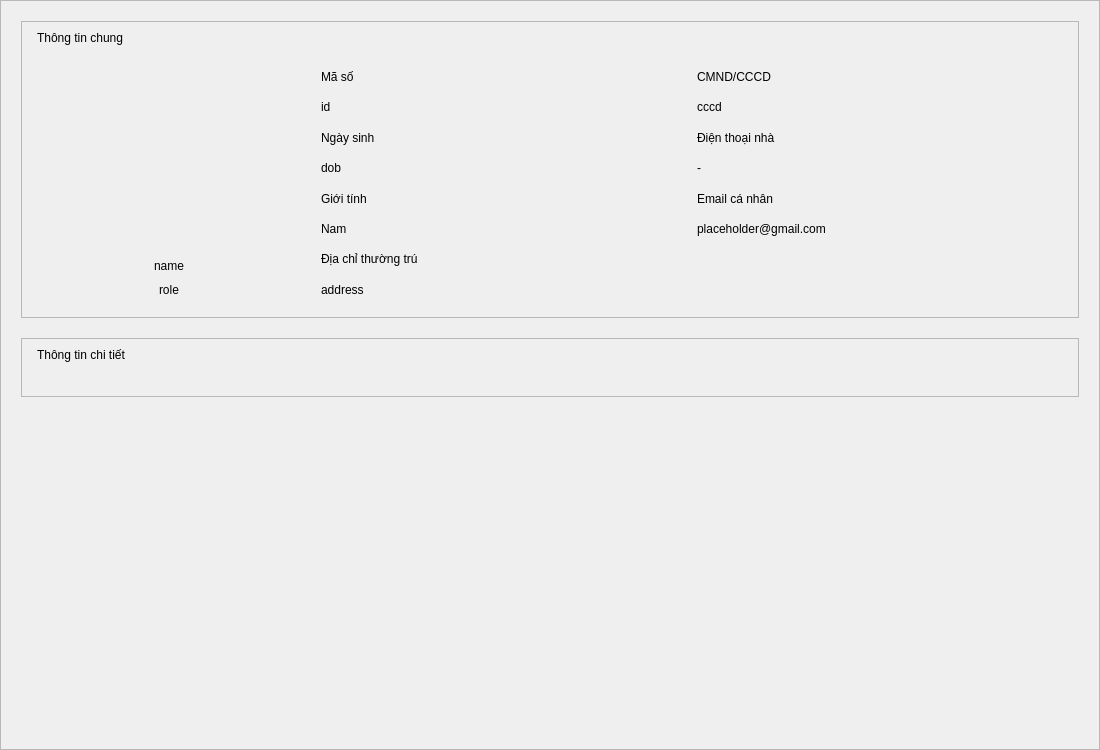
Qt form src/view/Profile_View.ui (vttaan/OOP---Management-Application-Project) before a commit.
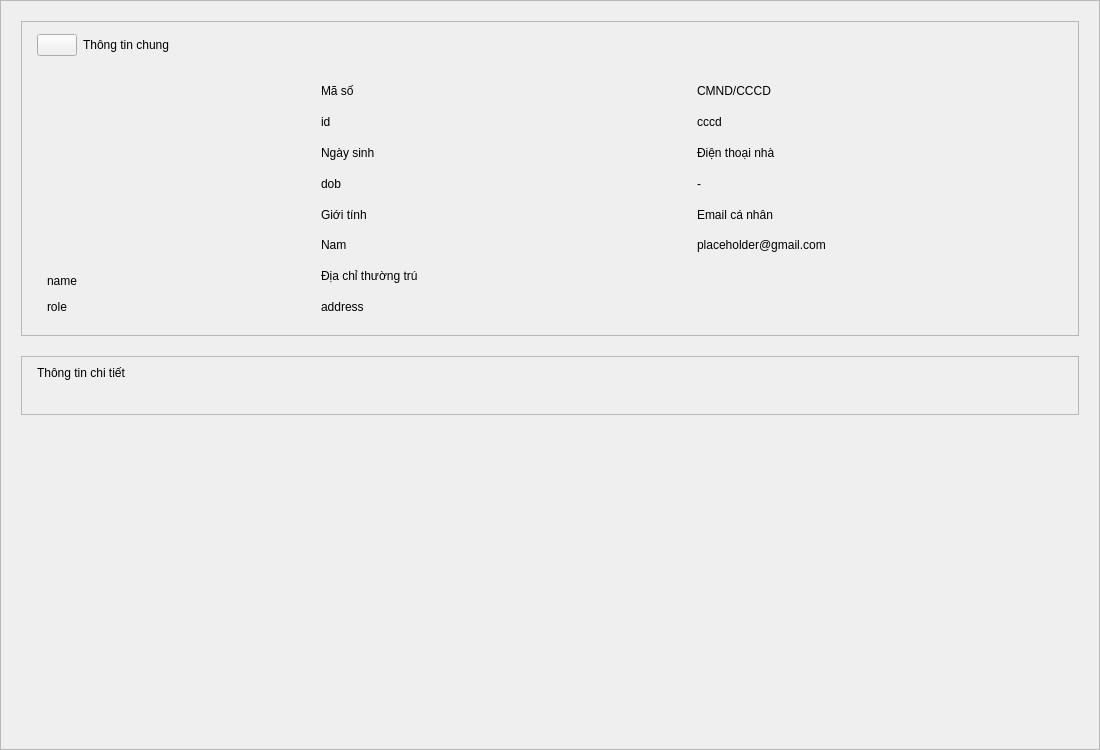
The same form after that commit.

Commit message: Added Profile_View & link to navigator

What changed in the file:
```diff
--- a/src/view/Profile_View.ui
+++ b/src/view/Profile_View.ui
@@ -35,6 +35,14 @@
       <bool>true</bool>
      </property>
      <widget class="QWidget" name="profileContentWidget">
+      <property name="geometry">
+       <rect>
+        <x>0</x>
+        <y>0</y>
+        <width>1098</width>
+        <height>748</height>
+       </rect>
+      </property>
       <layout class="QVBoxLayout" name="scrollContentLayout">
        <property name="spacing">
         <number>20</number>
@@ -58,7 +66,7 @@
          <property name="frameShape">
           <enum>QFrame::Shape::StyledPanel</enum>
          </property>
-         <layout class="QVBoxLayout" name="cardGeneralLayout">
+         <layout class="QVBoxLayout" name="cardGeneralLayout" stretch="1,5">
           <property name="spacing">
            <number>15</number>
           </property>
@@ -77,10 +85,26 @@
 
           <item>
            <widget class="QFrame" name="bannerGeneral">
-            <layout class="QHBoxLayout" name="bannerGeneralLayout">
+            <layout class="QHBoxLayout" name="bannerGeneralLayout" stretch="1,3">
              <property name="leftMargin">
               <number>15</number>
              </property>
+             <item>
+              <widget class="QPushButton" name="backButton">
+               <property name="sizePolicy">
+                <sizepolicy hsizetype="Fixed" vsizetype="Fixed">
+                 <horstretch>0</horstretch>
+                 <verstretch>0</verstretch>
+                </sizepolicy>
+               </property>
+               <property name="cursor">
+                <cursorShape>PointingHandCursor</cursorShape>
+               </property>
+               <property name="text">
+                <string/>
+               </property>
+              </widget>
+             </item>
              <item>
               <widget class="QLabel" name="lblTitleGeneral">
                <property name="text">
@@ -110,7 +134,7 @@
               <property name="spacing">
                <number>10</number>
               </property>
-              <item alignment="Qt::AlignmentFlag::AlignCenter">
+              <item>
                <widget class="QLabel" name="lblAvatar">
                 <property name="minimumSize">
                  <size>
@@ -132,14 +156,14 @@
                 </property>
                </widget>
               </item>
-              <item alignment="Qt::AlignmentFlag::AlignCenter">
+              <item>
                <widget class="QLabel" name="lblProfileName">
                 <property name="text">
                  <string>name</string>
                 </property>
                </widget>
               </item>
-              <item alignment="Qt::AlignmentFlag::AlignCenter">
+              <item>
                <widget class="QLabel" name="lblProfileRole">
                 <property name="text">
                  <string>role</string>
```
Left out of the diff: 150 changed lines with no effect on the pictures. The commit also changes 7 other files.
